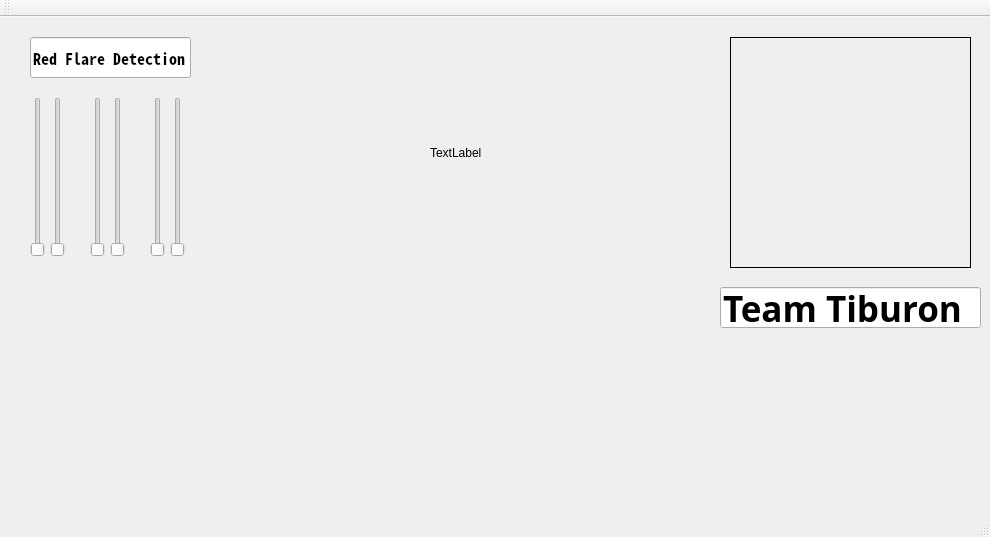
Above: tiburon_gui/ui/redflare.ui from deviduttanayak-github/Team_Tiburon before the change. Below: the same form after it.
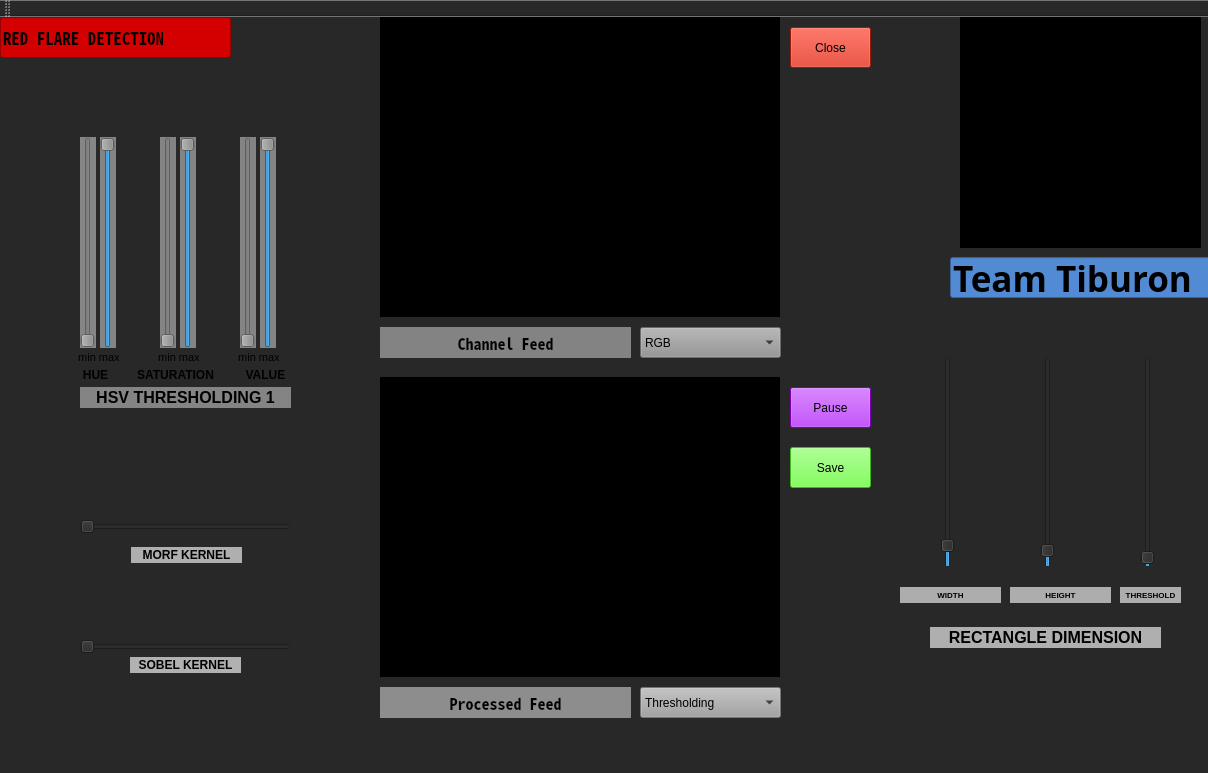
That is the form after the change.

Commit message: red flare added

The edit to the form file:
```diff
--- a/tiburon_gui/ui/redflare.ui
+++ b/tiburon_gui/ui/redflare.ui
@@ -6,12 +6,15 @@
    <rect>
     <x>0</x>
     <y>0</y>
-    <width>990</width>
-    <height>537</height>
+    <width>1208</width>
+    <height>773</height>
    </rect>
   </property>
   <property name="windowTitle">
-   <string>Red Flare Tuner</string>
+   <string>Yellow Flare Tuner</string>
+  </property>
+  <property name="styleSheet">
+   <string notr="true">background-color: rgb(40, 40, 40);</string>
   </property>
   <property name="tabShape">
    <enum>QTabWidget::Rounded</enum>
@@ -20,12 +23,15 @@
    <widget class="QLabel" name="logo">
     <property name="geometry">
      <rect>
-      <x>730</x>
-      <y>20</y>
+      <x>960</x>
+      <y>0</y>
       <width>241</width>
       <height>231</height>
      </rect>
     </property>
+    <property name="styleSheet">
+     <string notr="true">background-color: rgb(0, 0, 0);</string>
+    </property>
     <property name="frameShape">
      <enum>QFrame::Box</enum>
     </property>
@@ -45,8 +51,8 @@
    <widget class="QLineEdit" name="TiburonLabel">
     <property name="geometry">
      <rect>
-      <x>720</x>
-      <y>270</y>
+      <x>950</x>
+      <y>240</y>
       <width>261</width>
       <height>41</height>
      </rect>
@@ -59,6 +65,9 @@
       <bold>true</bold>
      </font>
     </property>
+    <property name="styleSheet">
+     <string notr="true">background-color: rgb(82, 139, 212);</string>
+    </property>
     <property name="text">
      <string>Team Tiburon</string>
     </property>
@@ -69,117 +78,834 @@
    <widget class="QLineEdit" name="lineEdit_2">
     <property name="geometry">
      <rect>
-      <x>30</x>
-      <y>20</y>
-      <width>161</width>
+      <x>0</x>
+      <y>0</y>
+      <width>231</width>
       <height>41</height>
      </rect>
     </property>
     <property name="font">
      <font>
       <family>Noto Sans Mono CJK JP</family>
-      <pointsize>12</pointsize>
+      <pointsize>13</pointsize>
       <weight>75</weight>
       <bold>true</bold>
       <underline>false</underline>
      </font>
     </property>
+    <property name="styleSheet">
+     <string notr="true">background-color: rgb(212, 0, 0);</string>
+    </property>
     <property name="text">
-     <string>Red Flare Detection</string>
+     <string>RED FLARE DETECTION</string>
     </property>
     <property name="readOnly">
      <bool>true</bool>
     </property>
    </widget>
-   <widget class="QSlider" name="hmax">
-    <property name="geometry">
-     <rect>
-      <x>50</x>
-      <y>80</y>
-      <width>16</width>
-      <height>160</height>
-     </rect>
-    </property>
-    <property name="orientation">
-     <enum>Qt::Vertical</enum>
-    </property>
-   </widget>
-   <widget class="QSlider" name="smin">
-    <property name="geometry">
-     <rect>
-      <x>90</x>
-      <y>80</y>
-      <width>16</width>
-      <height>160</height>
-     </rect>
-    </property>
-    <property name="orientation">
-     <enum>Qt::Vertical</enum>
-    </property>
-   </widget>
-   <widget class="QSlider" name="hmin">
-    <property name="geometry">
-     <rect>
-      <x>30</x>
-      <y>80</y>
-      <width>16</width>
-      <height>160</height>
-     </rect>
-    </property>
-    <property name="orientation">
-     <enum>Qt::Vertical</enum>
-    </property>
-   </widget>
-   <widget class="QSlider" name="smax">
-    <property name="geometry">
-     <rect>
-      <x>110</x>
-      <y>80</y>
-      <width>16</width>
-      <height>160</height>
-     </rect>
-    </property>
-    <property name="orientation">
-     <enum>Qt::Vertical</enum>
-    </property>
-   </widget>
-   <widget class="QSlider" name="vmax">
-    <property name="geometry">
-     <rect>
-      <x>170</x>
-      <y>80</y>
-      <width>16</width>
-      <height>160</height>
-     </rect>
-    </property>
-    <property name="orientation">
-     <enum>Qt::Vertical</enum>
-    </property>
-   </widget>
-   <widget class="QSlider" name="vmin">
+   <widget class="QLabel" name="label_2">
     <property name="geometry">
      <rect>
       <x>150</x>
-      <y>80</y>
-      <width>16</width>
-      <height>160</height>
+      <y>330</y>
+      <width>61</width>
+      <height>21</height>
      </rect>
     </property>
-    <property name="orientation">
-     <enum>Qt::Vertical</enum>
+    <property name="font">
+     <font>
+      <pointsize>8</pointsize>
+     </font>
     </property>
+    <property name="text">
+     <string>min max </string>
+    </property>
+    <property name="alignment">
+     <set>Qt::AlignCenter</set>
+    </property>
+   </widget>
+   <widget class="QLabel" name="label_8">
+    <property name="geometry">
+     <rect>
+      <x>130</x>
+      <y>350</y>
+      <width>91</width>
+      <height>16</height>
+     </rect>
+    </property>
+    <property name="font">
+     <font>
+      <pointsize>9</pointsize>
+      <weight>75</weight>
+      <bold>true</bold>
+     </font>
+    </property>
+    <property name="text">
+     <string>SATURATION</string>
+    </property>
+    <property name="alignment">
+     <set>Qt::AlignCenter</set>
+    </property>
+   </widget>
+   <widget class="QLabel" name="out">
+    <property name="geometry">
+     <rect>
+      <x>380</x>
+      <y>360</y>
+      <width>400</width>
+      <height>300</height>
+     </rect>
+    </property>
+    <property name="styleSheet">
+     <string notr="true">background-color: rgb(0, 0, 0);</string>
+    </property>
+    <property name="frameShape">
+     <enum>QFrame::Box</enum>
+    </property>
+    <property name="text">
+     <string/>
+    </property>
+   </widget>
+   <widget class="QComboBox" name="channel">
+    <property name="geometry">
+     <rect>
+      <x>640</x>
+      <y>310</y>
+      <width>141</width>
+      <height>31</height>
+     </rect>
+    </property>
+    <property name="font">
+     <font>
+      <pointsize>9</pointsize>
+     </font>
+    </property>
+    <property name="styleSheet">
+     <string notr="true">background-color: rgb(148, 148, 148);</string>
+    </property>
+    <property name="currentIndex">
+     <number>0</number>
+    </property>
+    <item>
+     <property name="text">
+      <string>RGB</string>
+     </property>
+    </item>
+    <item>
+     <property name="text">
+      <string>R only</string>
+     </property>
+    </item>
+    <item>
+     <property name="text">
+      <string>G only</string>
+     </property>
+    </item>
+    <item>
+     <property name="text">
+      <string>B only</string>
+     </property>
+    </item>
+    <item>
+     <property name="text">
+      <string>HSV</string>
+     </property>
+    </item>
+    <item>
+     <property name="text">
+      <string>H only</string>
+     </property>
+    </item>
+    <item>
+     <property name="text">
+      <string>S only</string>
+     </property>
+    </item>
+    <item>
+     <property name="text">
+      <string>V only</string>
+     </property>
+    </item>
+    <item>
+     <property name="text">
+      <string>Gray</string>
+     </property>
+    </item>
    </widget>
    <widget class="QLabel" name="label">
     <property name="geometry">
      <rect>
-      <x>430</x>
-      <y>20</y>
-      <width>261</width>
-      <height>231</height>
+      <x>70</x>
+      <y>330</y>
+      <width>61</width>
+      <height>21</height>
      </rect>
     </property>
+    <property name="font">
+     <font>
+      <pointsize>8</pointsize>
+     </font>
+    </property>
     <property name="text">
-     <string>TextLabel</string>
+     <string>min max </string>
+    </property>
+    <property name="alignment">
+     <set>Qt::AlignCenter</set>
+    </property>
+   </widget>
+   <widget class="QLabel" name="label_16">
+    <property name="geometry">
+     <rect>
+      <x>900</x>
+      <y>570</y>
+      <width>101</width>
+      <height>16</height>
+     </rect>
+    </property>
+    <property name="font">
+     <font>
+      <pointsize>6</pointsize>
+      <weight>75</weight>
+      <bold>true</bold>
+     </font>
+    </property>
+    <property name="styleSheet">
+     <string notr="true">background-color: rgb(173, 173, 173);</string>
+    </property>
+    <property name="text">
+     <string>WIDTH</string>
+    </property>
+    <property name="alignment">
+     <set>Qt::AlignCenter</set>
+    </property>
+   </widget>
+   <widget class="QLabel" name="label_18">
+    <property name="geometry">
+     <rect>
+      <x>130</x>
+      <y>640</y>
+      <width>111</width>
+      <height>16</height>
+     </rect>
+    </property>
+    <property name="font">
+     <font>
+      <pointsize>9</pointsize>
+      <weight>75</weight>
+      <bold>true</bold>
+     </font>
+    </property>
+    <property name="styleSheet">
+     <string notr="true">background-color: rgb(177, 177, 177);</string>
+    </property>
+    <property name="text">
+     <string>SOBEL KERNEL</string>
+    </property>
+    <property name="alignment">
+     <set>Qt::AlignCenter</set>
+    </property>
+   </widget>
+   <widget class="QLabel" name="label_7">
+    <property name="geometry">
+     <rect>
+      <x>80</x>
+      <y>350</y>
+      <width>31</width>
+      <height>16</height>
+     </rect>
+    </property>
+    <property name="font">
+     <font>
+      <pointsize>9</pointsize>
+      <weight>75</weight>
+      <bold>true</bold>
+     </font>
+    </property>
+    <property name="text">
+     <string>HUE</string>
+    </property>
+    <property name="alignment">
+     <set>Qt::AlignCenter</set>
+    </property>
+   </widget>
+   <widget class="QLabel" name="label_3">
+    <property name="geometry">
+     <rect>
+      <x>230</x>
+      <y>330</y>
+      <width>61</width>
+      <height>21</height>
+     </rect>
+    </property>
+    <property name="font">
+     <font>
+      <pointsize>8</pointsize>
+     </font>
+    </property>
+    <property name="text">
+     <string>min max </string>
+    </property>
+    <property name="alignment">
+     <set>Qt::AlignCenter</set>
+    </property>
+   </widget>
+   <widget class="QSlider" name="vmin">
+    <property name="geometry">
+     <rect>
+      <x>240</x>
+      <y>120</y>
+      <width>16</width>
+      <height>211</height>
+     </rect>
+    </property>
+    <property name="styleSheet">
+     <string notr="true">background-color: rgb(132, 132, 132);</string>
+    </property>
+    <property name="maximum">
+     <number>255</number>
+    </property>
+    <property name="orientation">
+     <enum>Qt::Vertical</enum>
+    </property>
+   </widget>
+   <widget class="QSlider" name="sobel">
+    <property name="geometry">
+     <rect>
+      <x>80</x>
+      <y>620</y>
+      <width>211</width>
+      <height>20</height>
+     </rect>
+    </property>
+    <property name="minimum">
+     <number>1</number>
+    </property>
+    <property name="maximum">
+     <number>15</number>
+    </property>
+    <property name="singleStep">
+     <number>2</number>
+    </property>
+    <property name="orientation">
+     <enum>Qt::Horizontal</enum>
+    </property>
+   </widget>
+   <widget class="QLabel" name="label_20">
+    <property name="geometry">
+     <rect>
+      <x>1120</x>
+      <y>570</y>
+      <width>61</width>
+      <height>16</height>
+     </rect>
+    </property>
+    <property name="font">
+     <font>
+      <pointsize>6</pointsize>
+      <weight>75</weight>
+      <bold>true</bold>
+     </font>
+    </property>
+    <property name="styleSheet">
+     <string notr="true">background-color: rgb(173, 173, 173);</string>
+    </property>
+    <property name="text">
+     <string>THRESHOLD</string>
+    </property>
+    <property name="alignment">
+     <set>Qt::AlignCenter</set>
+    </property>
+   </widget>
+   <widget class="QSlider" name="vmax">
+    <property name="geometry">
+     <rect>
+      <x>260</x>
+      <y>120</y>
+      <width>16</width>
+      <height>211</height>
+     </rect>
+    </property>
+    <property name="styleSheet">
+     <string notr="true">background-color: rgb(132, 132, 132);</string>
+    </property>
+    <property name="maximum">
+     <number>255</number>
+    </property>
+    <property name="value">
+     <number>255</number>
+    </property>
+    <property name="orientation">
+     <enum>Qt::Vertical</enum>
+    </property>
+   </widget>
+   <widget class="QSlider" name="height">
+    <property name="geometry">
+     <rect>
+      <x>1040</x>
+      <y>340</y>
+      <width>16</width>
+      <height>211</height>
+     </rect>
+    </property>
+    <property name="maximum">
+     <number>200</number>
+    </property>
+    <property name="value">
+     <number>10</number>
+    </property>
+    <property name="orientation">
+     <enum>Qt::Vertical</enum>
+    </property>
+   </widget>
+   <widget class="QLabel" name="channelLabel">
+    <property name="geometry">
+     <rect>
+      <x>380</x>
+      <y>310</y>
+      <width>251</width>
+      <height>31</height>
+     </rect>
+    </property>
+    <property name="font">
+     <font>
+      <family>Noto Sans Mono CJK JP</family>
+      <pointsize>12</pointsize>
+      <weight>75</weight>
+      <bold>true</bold>
+     </font>
+    </property>
+    <property name="styleSheet">
+     <string notr="true">background-color: rgb(131, 131, 131);</string>
+    </property>
+    <property name="text">
+     <string>Channel Feed</string>
+    </property>
+    <property name="alignment">
+     <set>Qt::AlignCenter</set>
+    </property>
+   </widget>
+   <widget class="QLabel" name="label_9">
+    <property name="geometry">
+     <rect>
+      <x>240</x>
+      <y>350</y>
+      <width>51</width>
+      <height>16</height>
+     </rect>
+    </property>
+    <property name="font">
+     <font>
+      <pointsize>9</pointsize>
+      <weight>75</weight>
+      <bold>true</bold>
+     </font>
+    </property>
+    <property name="text">
+     <string>VALUE</string>
+    </property>
+    <property name="alignment">
+     <set>Qt::AlignCenter</set>
+    </property>
+   </widget>
+   <widget class="QPushButton" name="save">
+    <property name="geometry">
+     <rect>
+      <x>790</x>
+      <y>430</y>
+      <width>81</width>
+      <height>41</height>
+     </rect>
+    </property>
+    <property name="font">
+     <font>
+      <pointsize>9</pointsize>
+     </font>
+    </property>
+    <property name="styleSheet">
+     <string notr="true">background-color: rgb(93, 255, 44);</string>
+    </property>
+    <property name="text">
+     <string>Save</string>
+    </property>
+   </widget>
+   <widget class="QComboBox" name="out_channel">
+    <property name="geometry">
+     <rect>
+      <x>640</x>
+      <y>670</y>
+      <width>141</width>
+      <height>31</height>
+     </rect>
+    </property>
+    <property name="font">
+     <font>
+      <pointsize>9</pointsize>
+     </font>
+    </property>
+    <property name="styleSheet">
+     <string notr="true">background-color: rgb(163, 163, 163);</string>
+    </property>
+    <property name="currentIndex">
+     <number>0</number>
+    </property>
+    <item>
+     <property name="text">
+      <string>Thresholding</string>
+     </property>
+    </item>
+    <item>
+     <property name="text">
+      <string>MorphTransform</string>
+     </property>
+    </item>
+    <item>
+     <property name="text">
+      <string>Sobel</string>
+     </property>
+    </item>
+    <item>
+     <property name="text">
+      <string>Contour Rectangle</string>
+     </property>
+    </item>
+   </widget>
+   <widget class="QLabel" name="label_15">
+    <property name="geometry">
+     <rect>
+      <x>930</x>
+      <y>610</y>
+      <width>231</width>
+      <height>21</height>
+     </rect>
+    </property>
+    <property name="font">
+     <font>
+      <pointsize>12</pointsize>
+      <weight>75</weight>
+      <bold>true</bold>
+     </font>
+    </property>
+    <property name="styleSheet">
+     <string notr="true">background-color: rgb(175, 175, 175);
+</string>
+    </property>
+    <property name="text">
+     <string>RECTANGLE DIMENSION</string>
+    </property>
+    <property name="alignment">
+     <set>Qt::AlignCenter</set>
+    </property>
+   </widget>
+   <widget class="QLabel" name="label_17">
+    <property name="geometry">
+     <rect>
+      <x>131</x>
+      <y>530</y>
+      <width>111</width>
+      <height>16</height>
+     </rect>
+    </property>
+    <property name="font">
+     <font>
+      <pointsize>9</pointsize>
+      <weight>75</weight>
+      <bold>true</bold>
+     </font>
+    </property>
+    <property name="styleSheet">
+     <string notr="true">background-color: rgb(175, 175, 175);</string>
+    </property>
+    <property name="text">
+     <string>MORF KERNEL</string>
+    </property>
+    <property name="alignment">
+     <set>Qt::AlignCenter</set>
+    </property>
+   </widget>
+   <widget class="QSlider" name="width">
+    <property name="geometry">
+     <rect>
+      <x>940</x>
+      <y>340</y>
+      <width>16</width>
+      <height>211</height>
+     </rect>
+    </property>
+    <property name="maximum">
+     <number>200</number>
+    </property>
+    <property name="value">
+     <number>15</number>
+    </property>
+    <property name="orientation">
+     <enum>Qt::Vertical</enum>
+    </property>
+   </widget>
+   <widget class="QSlider" name="hmin">
+    <property name="geometry">
+     <rect>
+      <x>80</x>
+      <y>120</y>
+      <width>16</width>
+      <height>211</height>
+     </rect>
+    </property>
+    <property name="styleSheet">
+     <string notr="true">background-color: rgb(134, 134, 134);</string>
+    </property>
+    <property name="minimum">
+     <number>0</number>
+    </property>
+    <property name="maximum">
+     <number>179</number>
+    </property>
+    <property name="orientation">
+     <enum>Qt::Vertical</enum>
+    </property>
+   </widget>
+   <widget class="QLabel" name="label_10">
+    <property name="geometry">
+     <rect>
+      <x>80</x>
+      <y>370</y>
+      <width>211</width>
+      <height>21</height>
+     </rect>
+    </property>
+    <property name="font">
+     <font>
+      <pointsize>12</pointsize>
+      <weight>75</weight>
+      <bold>true</bold>
+     </font>
+    </property>
+    <property name="styleSheet">
+     <string notr="true">background-color: rgb(132, 132, 132);</string>
+    </property>
+    <property name="text">
+     <string>HSV THRESHOLDING 1</string>
+    </property>
+    <property name="alignment">
+     <set>Qt::AlignCenter</set>
+    </property>
+   </widget>
+   <widget class="QSlider" name="smax">
+    <property name="geometry">
+     <rect>
+      <x>180</x>
+      <y>120</y>
+      <width>16</width>
+      <height>211</height>
+     </rect>
+    </property>
+    <property name="styleSheet">
+     <string notr="true">background-color: rgb(132, 132, 132);</string>
+    </property>
+    <property name="maximum">
+     <number>255</number>
+    </property>
+    <property name="value">
+     <number>255</number>
+    </property>
+    <property name="orientation">
+     <enum>Qt::Vertical</enum>
+    </property>
+   </widget>
+   <widget class="QSlider" name="open_morph">
+    <property name="geometry">
+     <rect>
+      <x>80</x>
+      <y>500</y>
+      <width>211</width>
+      <height>20</height>
+     </rect>
+    </property>
+    <property name="minimum">
+     <number>1</number>
+    </property>
+    <property name="maximum">
+     <number>7</number>
+    </property>
+    <property name="singleStep">
+     <number>2</number>
+    </property>
+    <property name="orientation">
+     <enum>Qt::Horizontal</enum>
+    </property>
+   </widget>
+   <widget class="QSlider" name="smin">
+    <property name="geometry">
+     <rect>
+      <x>160</x>
+      <y>120</y>
+      <width>16</width>
+      <height>211</height>
+     </rect>
+    </property>
+    <property name="styleSheet">
+     <string notr="true">background-color: rgb(132, 132, 132);</string>
+    </property>
+    <property name="maximum">
+     <number>255</number>
+    </property>
+    <property name="orientation">
+     <enum>Qt::Vertical</enum>
+    </property>
+   </widget>
+   <widget class="QLabel" name="outLabel">
+    <property name="geometry">
+     <rect>
+      <x>380</x>
+      <y>670</y>
+      <width>251</width>
+      <height>31</height>
+     </rect>
+    </property>
+    <property name="font">
+     <font>
+      <family>Noto Sans Mono CJK JP</family>
+      <pointsize>12</pointsize>
+      <weight>75</weight>
+      <bold>true</bold>
+     </font>
+    </property>
+    <property name="styleSheet">
+     <string notr="true">background-color: rgb(141, 141, 141);</string>
+    </property>
+    <property name="text">
+     <string>Processed Feed</string>
+    </property>
+    <property name="alignment">
+     <set>Qt::AlignCenter</set>
+    </property>
+   </widget>
+   <widget class="QSlider" name="hmax">
+    <property name="geometry">
+     <rect>
+      <x>100</x>
+      <y>120</y>
+      <width>16</width>
+      <height>211</height>
+     </rect>
+    </property>
+    <property name="styleSheet">
+     <string notr="true">background-color: rgb(132, 132, 132);
+</string>
+    </property>
+    <property name="maximum">
+     <number>179</number>
+    </property>
+    <property name="value">
+     <number>179</number>
+    </property>
+    <property name="orientation">
+     <enum>Qt::Vertical</enum>
+    </property>
+   </widget>
+   <widget class="QSlider" name="HL_th">
+    <property name="geometry">
+     <rect>
+      <x>1140</x>
+      <y>340</y>
+      <width>16</width>
+      <height>211</height>
+     </rect>
+    </property>
+    <property name="maximum">
+     <number>300</number>
+    </property>
+    <property name="value">
+     <number>5</number>
+    </property>
+    <property name="orientation">
+     <enum>Qt::Vertical</enum>
+    </property>
+   </widget>
+   <widget class="QLabel" name="label_19">
+    <property name="geometry">
+     <rect>
+      <x>1010</x>
+      <y>570</y>
+      <width>101</width>
+      <height>16</height>
+     </rect>
+    </property>
+    <property name="font">
+     <font>
+      <pointsize>6</pointsize>
+      <weight>75</weight>
+      <bold>true</bold>
+     </font>
+    </property>
+    <property name="styleSheet">
+     <string notr="true">background-color: rgb(173, 173, 173);</string>
+    </property>
+    <property name="text">
+     <string>HEIGHT</string>
+    </property>
+    <property name="alignment">
+     <set>Qt::AlignCenter</set>
+    </property>
+   </widget>
+   <widget class="QLabel" name="channel_show">
+    <property name="geometry">
+     <rect>
+      <x>380</x>
+      <y>0</y>
+      <width>400</width>
+      <height>300</height>
+     </rect>
+    </property>
+    <property name="styleSheet">
+     <string notr="true">background-color: rgb(0, 0, 0);</string>
+    </property>
+    <property name="frameShape">
+     <enum>QFrame::Box</enum>
+    </property>
+    <property name="text">
+     <string/>
+    </property>
+   </widget>
+   <widget class="QPushButton" name="pause">
+    <property name="geometry">
+     <rect>
+      <x>790</x>
+      <y>370</y>
+      <width>81</width>
+      <height>41</height>
+     </rect>
+    </property>
+    <property name="font">
+     <font>
+      <pointsize>9</pointsize>
+     </font>
+    </property>
+    <property name="styleSheet">
+     <string notr="true">background-color: rgb(170, 0, 255);</string>
+    </property>
+    <property name="text">
+     <string>Pause</string>
+    </property>
+   </widget>
+   <widget class="QPushButton" name="close">
+    <property name="geometry">
+     <rect>
+      <x>790</x>
+      <y>10</y>
+      <width>81</width>
+      <height>41</height>
+     </rect>
+    </property>
+    <property name="font">
+     <font>
+      <pointsize>9</pointsize>
+     </font>
+    </property>
+    <property name="styleSheet">
+     <string notr="true">background-color: rgb(208, 39, 17);</string>
+    </property>
+    <property name="text">
+     <string>Close</string>
     </property>
    </widget>
   </widget>
```
Left out of the diff: 5 changed lines with no effect on the pictures. The commit also changes 7 other files.
